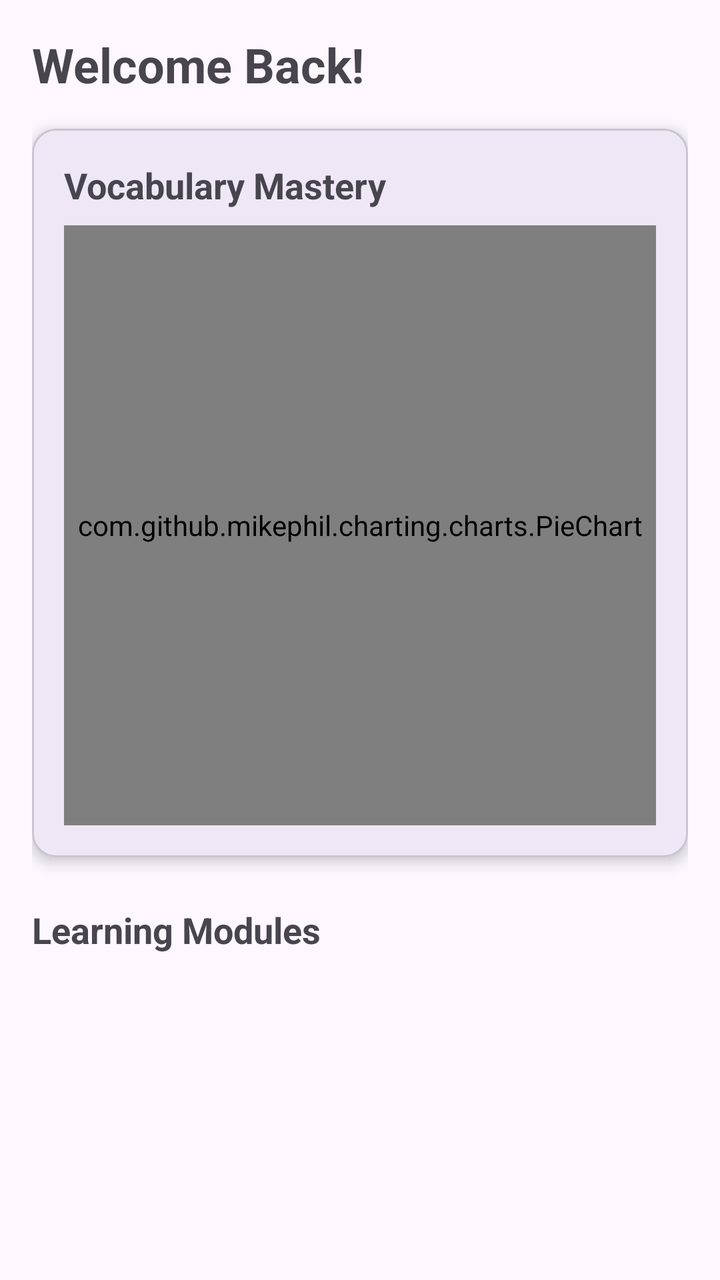
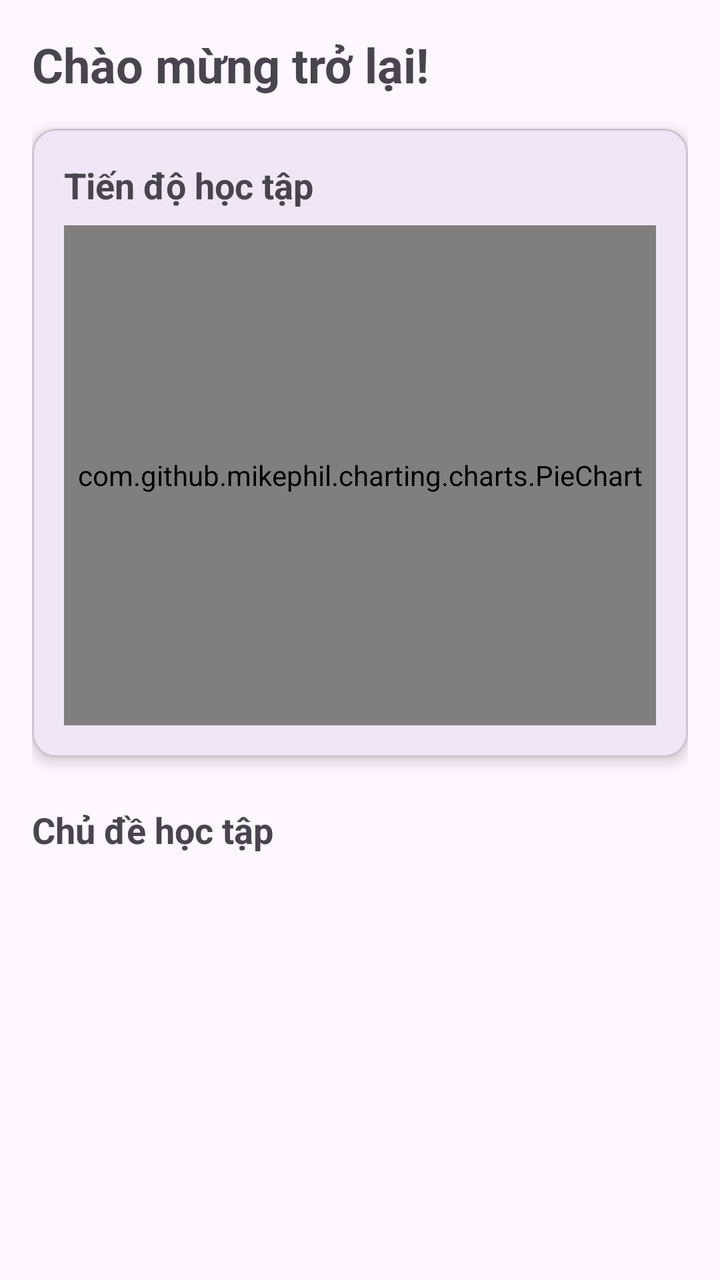

Compare the two renders of this Android layout. The source of the first and the diff that turns it into the second are given below.
<!-- AndroidManifest.xml: application theme Theme.VocabularyApp -->
<!-- res/layout/fragment_home.xml -->
<?xml version="1.0" encoding="utf-8"?>
<ScrollView xmlns:android="http://schemas.android.com/apk/res/android"
    xmlns:app="http://schemas.android.com/apk/res-auto"
    android:layout_width="match_parent"
    android:layout_height="match_parent">

    <LinearLayout
        android:layout_width="match_parent"
        android:layout_height="wrap_content"
        android:orientation="vertical"
        android:padding="16dp">

        <TextView
            android:layout_width="wrap_content"
            android:layout_height="wrap_content"
            android:text="Welcome Back!"
            android:textSize="24sp"
            android:textStyle="bold" />

        <com.google.android.material.card.MaterialCardView
            android:layout_width="match_parent"
            android:layout_height="wrap_content"
            android:layout_marginTop="16dp"
            app:cardCornerRadius="12dp"
            app:cardElevation="4dp">

            <LinearLayout
                android:layout_width="match_parent"
                android:layout_height="wrap_content"
                android:orientation="vertical"
                android:padding="16dp">

                <TextView
                    android:layout_width="wrap_content"
                    android:layout_height="wrap_content"
                    android:text="Vocabulary Mastery"
                    android:textSize="18sp"
                    android:textStyle="bold" />

                <com.github.mikephil.charting.charts.PieChart
                    android:id="@+id/pieChart"
                    android:layout_width="match_parent"
                    android:layout_height="300dp"
                    android:layout_marginTop="8dp" />

            </LinearLayout>
        </com.google.android.material.card.MaterialCardView>

        <TextView
            android:layout_width="wrap_content"
            android:layout_height="wrap_content"
            android:layout_marginTop="24dp"
            android:text="Learning Modules"
            android:textSize="18sp"
            android:textStyle="bold" />

        

    </LinearLayout>
</ScrollView>
<!-- resources referenced by this layout -->
<resources>
  <style name="Theme.VocabularyApp" parent="Base.Theme.VocabularyApp" />
  <style name="Base.Theme.VocabularyApp" parent="Theme.Material3.DayNight.NoActionBar">
          
          
      </style>
</resources>

<!-- the commit's change to res/layout/fragment_home.xml (unified diff, before → after) -->
@@ -1,8 +1,88 @@
 <?xml version="1.0" encoding="utf-8"?>
-<ScrollView xmlns:android="http://schemas.android.com/apk/res/android"
+<androidx.constraintlayout.widget.ConstraintLayout xmlns:android="http://schemas.android.com/apk/res/android"
+    xmlns:app="http://schemas.android.com/apk/res-auto"
+    xmlns:tools="http://schemas.android.com/tools"
+    android:layout_width="match_parent"
+    android:layout_height="match_parent">
+
+    <ScrollView
+        android:layout_width="match_parent"
+        android:layout_height="match_parent"
+        app:layout_constraintBottom_toBottomOf="parent"
+        app:layout_constraintEnd_toEndOf="parent"
+        app:layout_constraintStart_toStartOf="parent"
+        app:layout_constraintTop_toTopOf="parent">
+
+        <LinearLayout
+            android:layout_width="match_parent"
+            android:layout_height="wrap_content"
+            android:orientation="vertical"
+            android:padding="16dp">
+
+            <TextView
+                android:layout_width="wrap_content"
+                android:layout_height="wrap_content"
+                android:text="Chào mừng trở lại!"
+                android:textSize="24sp"
+                android:textStyle="bold" />
+
+            
+            <com.google.android.material.card.MaterialCardView
+                android:layout_width="match_parent"
+                android:layout_height="wrap_content"
+                android:layout_marginTop="16dp"
+                app:cardCornerRadius="12dp"
+                app:cardElevation="4dp">
+
+                <LinearLayout
+                    android:layout_width="match_parent"
+                    android:layout_height="wrap_content"
+                    android:orientation="vertical"
+                    android:padding="16dp">
+
+                    <TextView
+                        android:layout_width="wrap_content"
+                        android:layout_height="wrap_content"
+                        android:text="Tiến độ học tập"
+                        android:textSize="18sp"
+                        android:textStyle="bold" />
+
+                    <com.github.mikephil.charting.charts.PieChart
+                        android:id="@+id/pieChart"
+                        android:layout_width="match_parent"
+                        android:layout_height="250dp"
+                        android:layout_marginTop="8dp" />
+                </LinearLayout>
+            </com.google.android.material.card.MaterialCardView>
+
+            <TextView
+                android:layout_width="wrap_content"
+                android:layout_height="wrap_content"
+                android:layout_marginTop="24dp"
+                android:text="Chủ đề học tập"
+                android:textSize="18sp"
+                android:textStyle="bold" />
+
+            <androidx.recyclerview.widget.RecyclerView
+                android:id="@+id/rvLessons"
+                android:layout_width="match_parent"
+                android:layout_height="wrap_content"
+                android:layout_marginTop="8dp"
+                android:nestedScrollingEnabled="false"
+                tools:listitem="@layout/item_lesson" />
+
+        </LinearLayout>
+    </ScrollView>
+</androidx.constraintlayout.widget.ConstraintLayout>
+<!-- res/layout/item_lesson.xml (included above) -->
+<?xml version="1.0" encoding="utf-8"?>
+<androidx.cardview.widget.CardView xmlns:android="http://schemas.android.com/apk/res/android"
     xmlns:app="http://schemas.android.com/apk/res-auto"
     android:layout_width="match_parent"
-    android:layout_height="match_parent">
+    android:layout_height="wrap_content"
+    android:layout_margin="8dp"
+    app:cardCornerRadius="12dp"
+    app:cardElevation="4dp">
 
     <LinearLayout
         android:layout_width="match_parent"
@@ -11,50 +91,32 @@
         android:padding="16dp">
 
         <TextView
+            android:id="@+id/tvLessonTitle"
             android:layout_width="wrap_content"
             android:layout_height="wrap_content"
-            android:text="Welcome Back!"
-            android:textSize="24sp"
-            android:textStyle="bold" />
-
-        <com.google.android.material.card.MaterialCardView
-            android:layout_width="match_parent"
-            android:layout_height="wrap_content"
-            android:layout_marginTop="16dp"
-            app:cardCornerRadius="12dp"
-            app:cardElevation="4dp">
-
-            <LinearLayout
-                android:layout_width="match_parent"
-                android:layout_height="wrap_content"
-                android:orientation="vertical"
-                android:padding="16dp">
-
-                <TextView
-                    android:layout_width="wrap_content"
-                    android:layout_height="wrap_content"
-                    android:text="Vocabulary Mastery"
-                    android:textSize="18sp"
-                    android:textStyle="bold" />
-
-                <com.github.mikephil.charting.charts.PieChart
-                    android:id="@+id/pieChart"
-                    android:layout_width="match_parent"
-                    android:layout_height="300dp"
-                    android:layout_marginTop="8dp" />
-
-            </LinearLayout>
-        </com.google.android.material.card.MaterialCardView>
-
-        <TextView
-            android:layout_width="wrap_content"
-            android:layout_height="wrap_content"
-            android:layout_marginTop="24dp"
-            android:text="Learning Modules"
+            android:text="Chủ đề: Du lịch"
+            android:textColor="@android:color/black"
             android:textSize="18sp"
             android:textStyle="bold" />
 
-        
+        <TextView
+            android:id="@+id/tvLessonDesc"
+            android:layout_width="wrap_content"
+            android:layout_height="wrap_content"
+            android:layout_marginTop="4dp"
+            android:text="Mô tả ngắn về chủ đề học tập này."
+            android:textSize="14sp" />
 
+        <TextView
+            android:id="@+id/tvLessonCategory"
+            android:layout_width="wrap_content"
+            android:layout_height="wrap_content"
+            android:layout_marginTop="8dp"
+            android:background="@drawable/bg_category_tag"
+            android:paddingHorizontal="8dp"
+            android:paddingVertical="2dp"
+            android:text="Y tế"
+            android:textColor="@android:color/white"
+            android:textSize="12sp" />
     </LinearLayout>
-</ScrollView>
+</androidx.cardview.widget.CardView>
<!-- resource entries referenced after the edit -->
@@ -1,6 +1,13 @@
 <!-- resources referenced by this layout -->
 <resources>
+  <!-- drawable bg_category_tag (drawable) -->
+  <?xml version="1.0" encoding="utf-8"?>
+  <shape xmlns:android="http://schemas.android.com/apk/res/android">
+      <solid android:color="@color/purple_500" />
+      <corners android:radius="16dp" />
+  </shape>
   <style name="Theme.VocabularyApp" parent="Base.Theme.VocabularyApp" />
+  <color name="purple_500">#FF6200EE</color>
   <style name="Base.Theme.VocabularyApp" parent="Theme.Material3.DayNight.NoActionBar">
           
           
